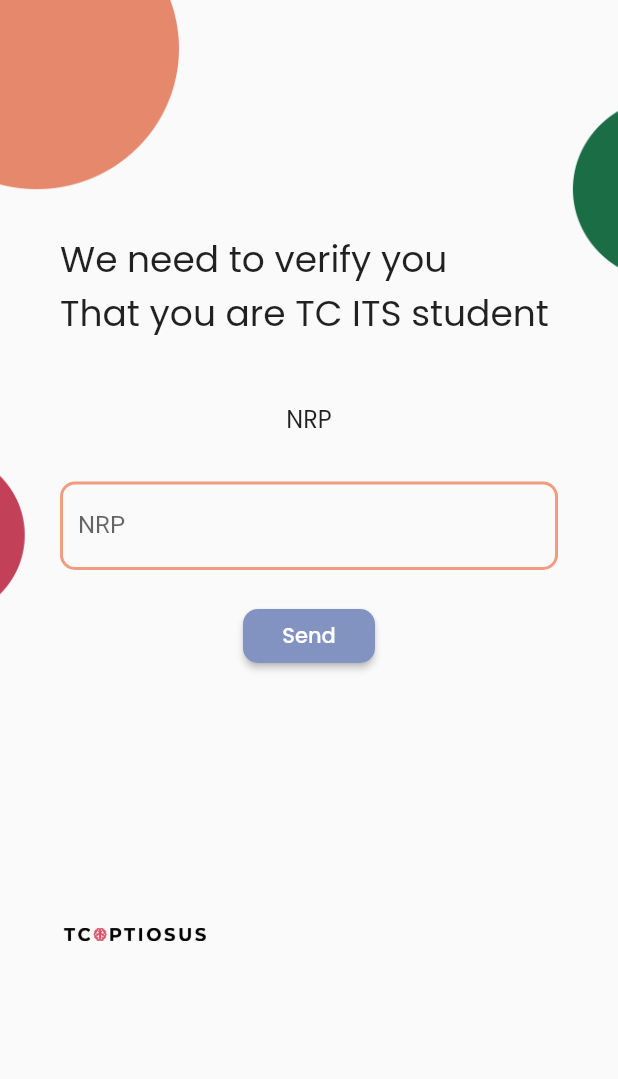
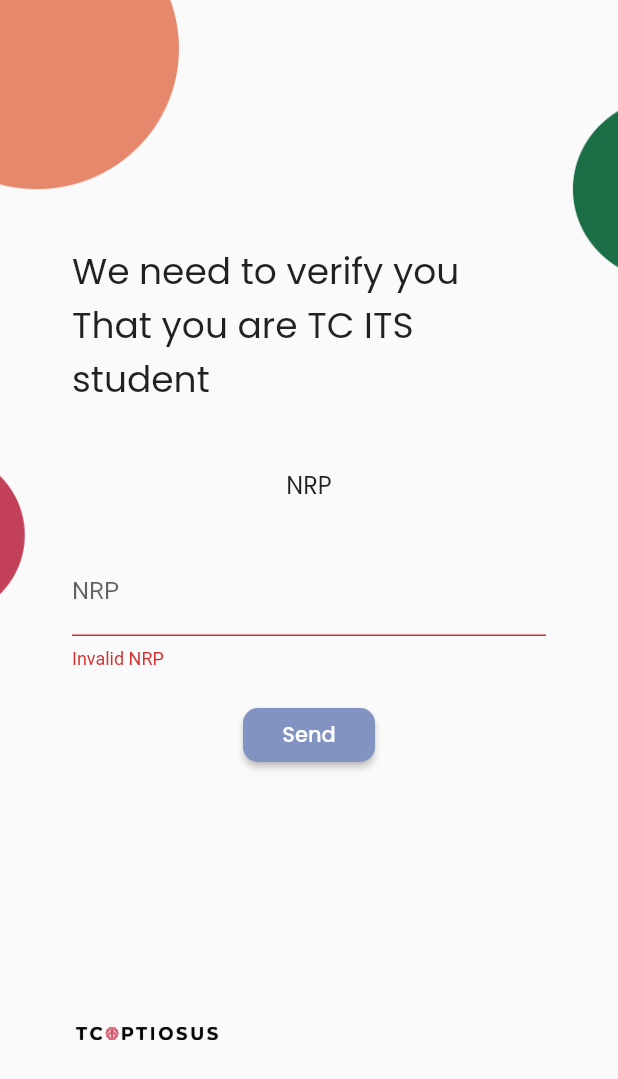
Before and after one commit to ADryInkCartridge/TCaptiosus, a Flutter app: the Verification screen opened by its route, after a tap on "Send", on a phone screen of 412 x 824 dp. Shown: the top 1079 px of the screen. Run offline on Flutter 3.47's test engine with Material 2 defaults, Android fonts, the phone set to English and light mode, and no system bars; our stand-ins replace cloud_firestore, email_validator, firebase_auth, firebase_core, hexcolor; accounts and stored records are empty.

Commit message:
add validator

```diff
--- a/lib/Login/login.dart
+++ b/lib/Login/login.dart
@@ -115,7 +115,7 @@ class _SignInState extends State<SignIn> {
                               r'^(?=.*[0-9]+.*)(?=.*[a-zA-Z]+.*)[0-9a-zA-Z]{6,}$';
                           RegExp regex = new RegExp(pattern);
                           if (!regex.hasMatch(password))
-                            return 'Invalid password';
+                            return 'Password must contain';
                           else
                             return null;
                         },
--- a/lib/Login/verification.dart
+++ b/lib/Login/verification.dart
@@ -12,11 +12,13 @@ class Verification extends StatefulWidget {
 }
 
 class _VerificationState extends State<Verification> {
+  final formKey = GlobalKey<FormState>();
   String nrp = '';
-  final formKey = GlobalKey<FormState>();
   @override
   Widget build(BuildContext context) {
+    final node = FocusScope.of(context);
     return Scaffold(
+      resizeToAvoidBottomInset: true,
       body: SafeArea(
         child: Container(
           padding: EdgeInsets.fromLTRB(40.0, 155.0, 40.0, 0),
@@ -26,6 +28,12 @@ class _VerificationState extends State<Verification> {
               fit: BoxFit.cover,
             ),
           ),
+          child: ListView(
+            children: <Widget>[
+              Padding(
+                padding: const EdgeInsets.all(8.0),
+                child: Form(
+                  key: formKey,
                   child: Column(
                     crossAxisAlignment: CrossAxisAlignment.start,
                     children: <Widget>[
@@ -50,7 +58,6 @@ class _VerificationState extends State<Verification> {
                           setState(() => nrp = val);
                         },
                         // color: Colors.orange,
-                keyboardType: TextInputType.number,
                         cursorColor: HexColor("ef9c80"),
                         decoration: new InputDecoration(
                           labelText: "NRP",
@@ -70,6 +77,14 @@ class _VerificationState extends State<Verification> {
                             // labelText: "Email,
                           ),
                         ),
+                        validator: (nrp) {
+                          if (nrp.isEmpty) {
+                            return 'Invalid NRP';
+                          }
+                          return null;
+                        },
+                        textInputAction: TextInputAction.next,
+                        onEditingComplete: () => node.nextFocus(),
                       ),
                       SizedBox(height: 20),
                       Center(
@@ -101,6 +116,10 @@ class _VerificationState extends State<Verification> {
                   ),
                 ),
               ),
+            ],
+          ),
+        ),
+      ),
     );
   }
 }
--- a/pubspec.yaml
+++ b/pubspec.yaml
@@ -25,7 +25,7 @@ dependencies:
     sdk: flutter
   firebase_auth: ^0.16.0
   google_sign_in: ^4.4.4
-  email_validator: "^1.0.5"
+  email_validator: "^1.0.0"
   cupertino_icons: ^1.0.0
   hexcolor: ^1.0.6
 
```
Also changed, not shown: lib/Login/forgot.dart (+20 -0 lines), lib/Login/signup.dart (+18 -0 lines). Lines whose indentation alone changed are shown as unchanged.
